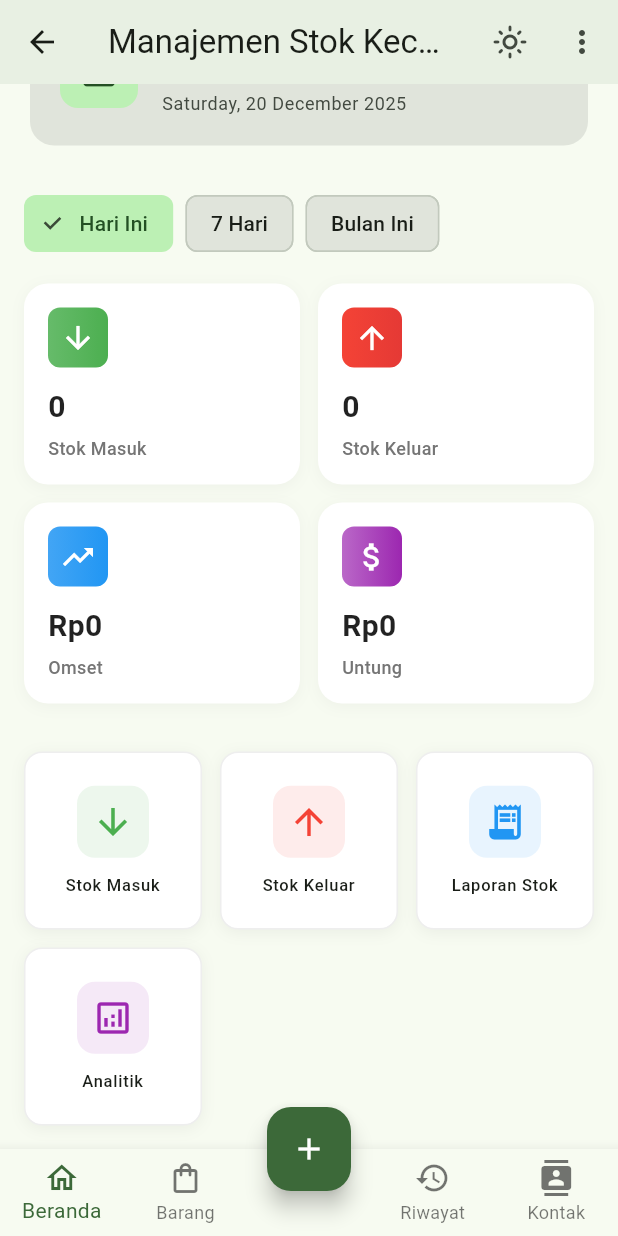
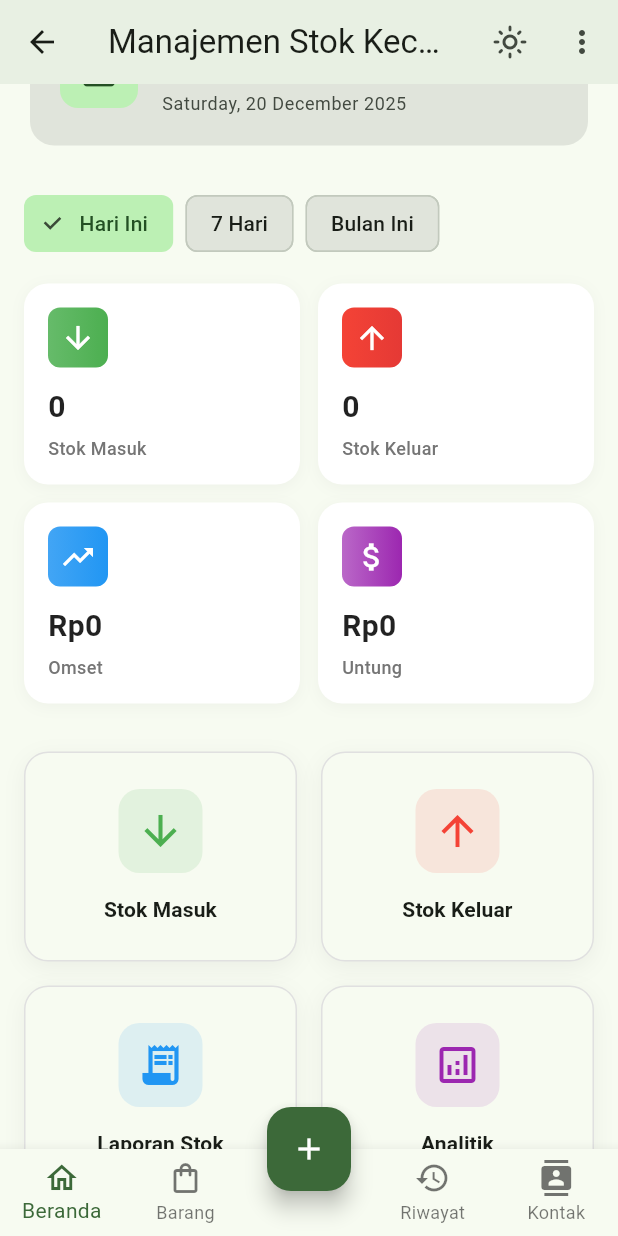
Before and after one commit to LeiXuanz1/Prak-Mobile, a Flutter app: the HomeView screen opened by its route, scrolled down 97 dp, on a phone screen of 412 x 824 dp. Run offline on Flutter 3.47's test engine with Material 3 defaults, Android fonts, the phone set to English and light mode, and no system bars; our stand-ins replace connectivity_plus, dio, firebase_core, firebase_messaging, flutter_dotenv, flutter_local_notifications and 10 more; accounts and stored records are empty.

Commit message:
responsive home

```diff
--- a/lib/modules/home/views/home_view.dart
+++ b/lib/modules/home/views/home_view.dart
@@ -16,9 +16,9 @@ import '../../product/views/hive/hive_add_view.dart';
 import '../../contact/views/contact_card_view.dart';
 
 class HomeView extends StatelessWidget {
+  HomeView({super.key});
+
   final ApifyController controller = Get.find<ApifyController>();
-
-  HomeView({super.key});
 
   @override
   Widget build(BuildContext context) {
@@ -28,6 +28,22 @@ class HomeView extends StatelessWidget {
       backgroundColor: theme.colorScheme.surface,
       bottomNavigationBar: BottomNavigationBar(
         type: BottomNavigationBarType.fixed,
+        currentIndex: 0,
+        onTap: (index) {
+          switch (index) {
+            case 0:
+              break;
+            case 1:
+              Get.to(() => BarangView());
+              break;
+            case 3:
+              Get.to(() => RecentActivityView());
+              break;
+            case 4:
+              Get.to(() => ContactCardView());
+              break;
+          }
+        },
         items: const [
           BottomNavigationBarItem(
             icon: Icon(Icons.home_outlined),
@@ -38,7 +54,7 @@ class HomeView extends StatelessWidget {
             label: 'Barang',
           ),
           BottomNavigationBarItem(
-              icon: SizedBox.shrink(), // Space for FAB
+            icon: SizedBox.shrink(),
             label: '',
           ),
           BottomNavigationBarItem(
@@ -50,29 +66,10 @@ class HomeView extends StatelessWidget {
             label: 'Kontak',
           ),
         ],
-          onTap: (index) {
-            switch (index) {
-              case 0:
-                // Stay on Home
-                break;
-              case 1:
-                Get.to(() => BarangView());
-                break;
-              case 2:
-                // Skip FAB center
-                break;
-              case 3:
-                Get.to(() => RecentActivityView());
-                break;
-              case 4:
-                Get.to(() => ContactCardView());
-                break;
-            }
-          },
       ),
+
       floatingActionButton: FloatingActionButton(
         onPressed: () => Get.to(() => const HiveAddView()),
-        tooltip: 'Tambah Produk',
         backgroundColor: theme.colorScheme.primary,
         foregroundColor: theme.colorScheme.onPrimary,
         child: const Icon(Icons.add),
@@ -82,61 +79,90 @@ class HomeView extends StatelessWidget {
         slivers: [
           KecapAppBar(controller: controller),
 
-          // CONTENT
           SliverPadding(
             padding: const EdgeInsets.all(16),
             sliver: SliverList(
-              delegate: SliverChildListDelegate([
-                // WELCOME
-                WelcomeCard(),
+              delegate: SliverChildListDelegate(
+                [
+                  const WelcomeCard(),
                   const SizedBox(height: 24),
 
-                // INVENTORY OVERVIEW
                   const InventoryOverviewWidget(),
                   const SizedBox(height: 32),
 
-                // FEATURE CARDS (3x2 Grid)
-                GridView.count(
-                  crossAxisCount: 3,
-                  shrinkWrap: true,
-                  physics: const NeverScrollableScrollPhysics(),
-                  crossAxisSpacing: 12,
-                  mainAxisSpacing: 12,
-                  childAspectRatio: 1.0,
+                  LayoutBuilder(
+                    builder: (context, constraints) {
+                      final width = constraints.maxWidth;
+                      if (width >= 1000) {
+                        return Row(
                           children: [
-                    _FeatureCard(
-                      icon: Icons.arrow_downward,
-                      label: 'Stok Masuk',
-                      color: Colors.green,
-                      onTap: () => Get.to(() => const StockInView()),
+                            Expanded(child: _stokMasuk()),
+                            const SizedBox(width: 16),
+                            Expanded(child: _stokKeluar()),
+                            const SizedBox(width: 16),
+                            Expanded(child: _laporan()),
+                            const SizedBox(width: 16),
+                            Expanded(child: _analitik()),
+                          ],
+                        );
+                      }
+                      return Column(
+                        children: [
+                          Row(
+                            children: [
+                              Expanded(child: _stokMasuk()),
+                              const SizedBox(width: 16),
+                              Expanded(child: _stokKeluar()),
+                            ],
                           ),
-                    _FeatureCard(
-                      icon: Icons.arrow_upward,
-                      label: 'Stok Keluar',
-                      color: Colors.red,
-                      onTap: () => Get.to(() => const StockOutView()),
+                          const SizedBox(height: 16),
+                          Row(
+                            children: [
+                              Expanded(child: _laporan()),
+                              const SizedBox(width: 16),
+                              Expanded(child: _analitik()),
+                            ],
                           ),
-                    _FeatureCard(
-                      icon: Icons.receipt_long,
-                      label: 'Laporan Stok',
-                      color: Colors.blue,
-                      onTap: () => Get.to(() => StockReportView()),
-                    ),
-                    _FeatureCard(
-                      icon: Icons.analytics_outlined,
-                      label: 'Analitik',
-                      color: Colors.purple,
-                      onTap: () => Get.to(() => StockAnalyticsView()),
+                        ],
+                      );
+                    },
                   ),
                 ],
               ),
-              ]),
             ),
           ),
         ],
       ),
     );
   }
+
+  Widget _stokMasuk() => _FeatureCard(
+        icon: Icons.arrow_downward,
+        label: 'Stok Masuk',
+        color: Colors.green,
+        onTap: () => Get.to(() => const StockInView()),
+      );
+
+  Widget _stokKeluar() => _FeatureCard(
+        icon: Icons.arrow_upward,
+        label: 'Stok Keluar',
+        color: Colors.red,
+        onTap: () => Get.to(() => const StockOutView()),
+      );
+
+  Widget _laporan() => _FeatureCard(
+        icon: Icons.receipt_long,
+        label: 'Laporan Stok',
+        color: Colors.blue,
+        onTap: () => Get.to(() => StockReportView()),
+      );
+
+  Widget _analitik() => _FeatureCard(
+        icon: Icons.analytics_outlined,
+        label: 'Analitik',
+        color: Colors.purple,
+        onTap: () => Get.to(() => StockAnalyticsView()),
+      );
 }
 
 class _FeatureCard extends StatelessWidget {
@@ -154,18 +180,23 @@ class _FeatureCard extends StatelessWidget {
 
   @override
   Widget build(BuildContext context) {
-    return GestureDetector(
+    final theme = Theme.of(context);
+
+    return MouseRegion(
+      cursor: SystemMouseCursors.click,
+      child: GestureDetector(
         onTap: onTap,
         child: Container(
+          height: 140,
           decoration: BoxDecoration(
-          color: Colors.white,
-          borderRadius: BorderRadius.circular(12),
-          border: Border.all(color: Colors.grey[200]!),
+            color: theme.colorScheme.surface,
+            borderRadius: BorderRadius.circular(16),
+            border: Border.all(color: Colors.grey.shade300),
             boxShadow: [
               BoxShadow(
-              color: Colors.black.withOpacity(0.05),
-              blurRadius: 8,
-              offset: const Offset(0, 2),
+                color: Colors.black.withValues(alpha: 0.05),
+                blurRadius: 12,
+                offset: const Offset(0, 4),
               ),
             ],
           ),
@@ -173,26 +204,24 @@ class _FeatureCard extends StatelessWidget {
             mainAxisAlignment: MainAxisAlignment.center,
             children: [
               Container(
-              width: 48,
-              height: 48,
+                width: 56,
+                height: 56,
                 decoration: BoxDecoration(
-                color: color.withOpacity(0.1),
-                borderRadius: BorderRadius.circular(12),
+                  color: color.withValues(alpha: 0.12),
+                  borderRadius: BorderRadius.circular(14),
                 ),
-              child: Icon(icon, color: color, size: 28),
+                child: Icon(icon, color: color, size: 32),
               ),
-            const SizedBox(height: 12),
+              const SizedBox(height: 14),
               Text(
                 label,
                 textAlign: TextAlign.center,
-              style: Theme.of(context).textTheme.labelSmall?.copyWith(
-                fontWeight: FontWeight.w500,
-                height: 1.2,
+                style: theme.textTheme.titleSmall?.copyWith(
+                  fontWeight: FontWeight.w600,
                 ),
-              maxLines: 2,
-              overflow: TextOverflow.ellipsis,
               ),
             ],
+          ),
         ),
       ),
     );
```
Also changed, not shown: 2 other files. Lines whose indentation alone changed are shown as unchanged.
